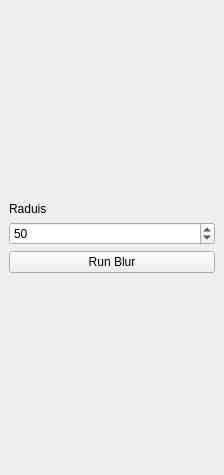
Old version of the form BlurTests/BlurTests_panel.ui in the repository bialk/trymix.
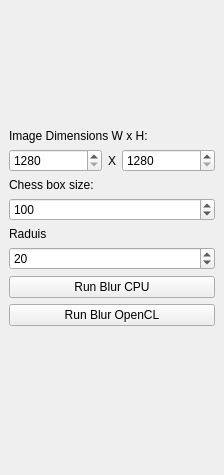
New version of the form.

Commit message: opencl blur as a class

```diff
--- a/BlurTests/BlurTests_panel.ui
+++ b/BlurTests/BlurTests_panel.ui
@@ -28,6 +28,82 @@
       </property>
      </spacer>
     </item>
+    <item>
+     <widget class="QLabel" name="label_2">
+      <property name="text">
+       <string>Image Dimensions W x H:</string>
+      </property>
+     </widget>
+    </item>
+    <item>
+     <layout class="QHBoxLayout" name="horizontalLayout">
+      <item>
+       <widget class="QSpinBox" name="spinBox_width">
+        <property name="sizePolicy">
+         <sizepolicy hsizetype="MinimumExpanding" vsizetype="Fixed">
+          <horstretch>0</horstretch>
+          <verstretch>0</verstretch>
+         </sizepolicy>
+        </property>
+        <property name="minimum">
+         <number>1280</number>
+        </property>
+        <property name="maximum">
+         <number>32000</number>
+        </property>
+       </widget>
+      </item>
+      <item>
+       <widget class="QLabel" name="label_3">
+        <property name="sizePolicy">
+         <sizepolicy hsizetype="Minimum" vsizetype="Preferred">
+          <horstretch>0</horstretch>
+          <verstretch>0</verstretch>
+         </sizepolicy>
+        </property>
+        <property name="text">
+         <string>X</string>
+        </property>
+       </widget>
+      </item>
+      <item>
+       <widget class="QSpinBox" name="spinBox_height">
+        <property name="sizePolicy">
+         <sizepolicy hsizetype="MinimumExpanding" vsizetype="Fixed">
+          <horstretch>0</horstretch>
+          <verstretch>0</verstretch>
+         </sizepolicy>
+        </property>
+        <property name="minimum">
+         <number>1280</number>
+        </property>
+        <property name="maximum">
+         <number>32000</number>
+        </property>
+       </widget>
+      </item>
+     </layout>
+    </item>
+    <item>
+     <widget class="QLabel" name="label_4">
+      <property name="text">
+       <string>Chess box size:</string>
+      </property>
+     </widget>
+    </item>
+    <item>
+     <widget class="QSpinBox" name="spinBox_chessBox">
+      <property name="minimum">
+       <number>5</number>
+      </property>
+      <property name="maximum">
+       <number>1000</number>
+      </property>
+      <property name="value">
+       <number>100</number>
+      </property>
+     </widget>
+    </item>
     <item>
      <widget class="QLabel" name="label">
       <property name="sizePolicy">
@@ -59,14 +135,28 @@
        <number>10</number>
       </property>
       <property name="value">
-       <number>50</number>
+       <number>20</number>
       </property>
      </widget>
     </item>
     <item>
      <widget class="QPushButton" name="pushButton_runBlur">
       <property name="text">
-       <string>Run Blur</string>
+       <string>Run Blur CPU</string>
+      </property>
+     </widget>
+    </item>
+    <item>
+     <widget class="QPushButton" name="pushButton_runBlurOpenCL">
+      <property name="text">
+       <string>Run Blur OpenCL</string>
+      </property>
+     </widget>
+    </item>
+    <item>
+     <widget class="QLabel" name="label_timeIndicator">
+      <property name="text">
+       <string/>
       </property>
      </widget>
     </item>
```
Left out of the diff: 4 changed lines with no effect on the pictures. The commit also changes 8 other files.
